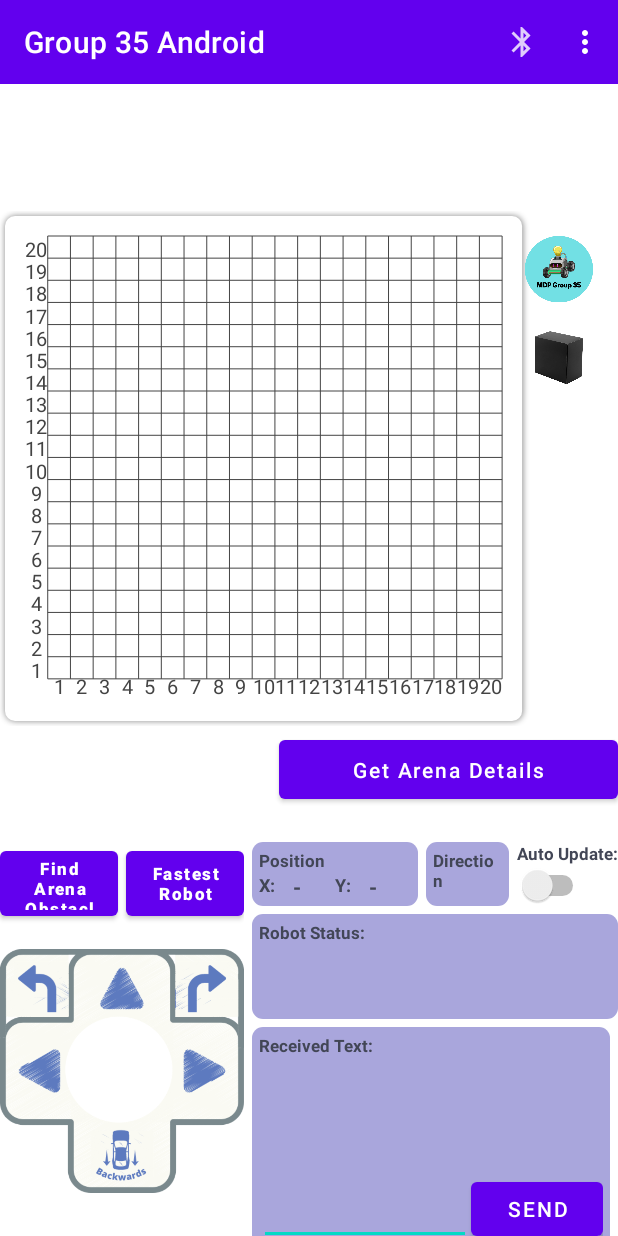
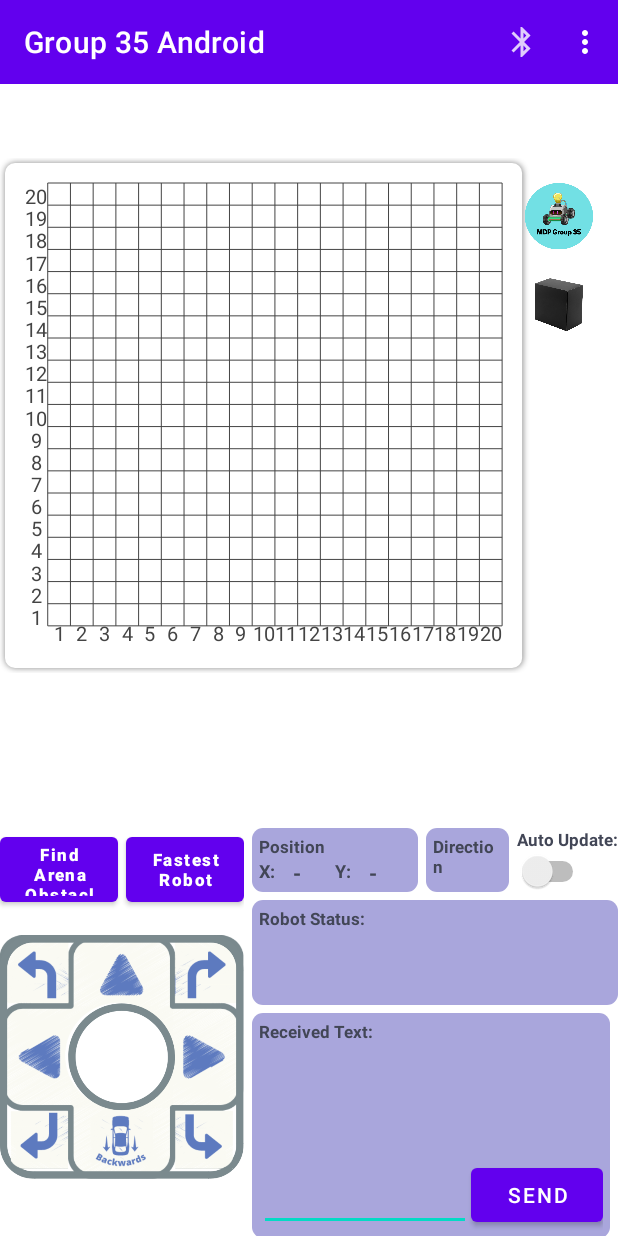
Before and after one commit to zijian99/CZ3004_AndroidApp, an Android app: the screen it shows after launch (MainActivity), on a phone screen of 412 x 824 dp. Run offline under Robolectric (Android 15) with nearby library versions, the phone set to English and light mode, and no system bars.

Commit message:
added reverse hard right/left

```diff
--- a/app/src/main/java/com/example/ntugroup35/Bluetooth/BluetoothFragment.java
+++ b/app/src/main/java/com/example/ntugroup35/Bluetooth/BluetoothFragment.java
@@ -61,7 +61,9 @@ public class BluetoothFragment extends Fragment {
     private ListView mConversationView;
     private EditText mOutEditText;
     private Button mSendButton;
+    public BluetoothFragment(){
 
+    }
     /**
      * Name of the connected device
      */
@@ -331,6 +333,7 @@ public class BluetoothFragment extends Fragment {
     /**
      * The Handler that gets information back from the BluetoothService
      */
+    @SuppressLint("HandlerLeak")
     private final Handler mHandler = new Handler() {
         @Override
         public void handleMessage(Message msg) {
@@ -505,6 +508,10 @@ public class BluetoothFragment extends Fragment {
                 ensureDiscoverable();
                 return true;
             }
+            case R.id.manual:{
+                sendMsg("sendArena");
+                return true;
+            }
         }
         return false;
     }
--- a/app/src/main/java/com/example/ntugroup35/MainActivity.java
+++ b/app/src/main/java/com/example/ntugroup35/MainActivity.java
@@ -1,7 +1,13 @@
 package com.example.ntugroup35;
 
 import androidx.appcompat.app.AppCompatActivity;
+
+import android.Manifest;
+import android.annotation.SuppressLint;
+import android.bluetooth.BluetoothAdapter;
 import android.content.Context;
+import android.content.Intent;
+import android.content.pm.PackageManager;
 import android.hardware.Sensor;
 import android.hardware.SensorManager;
 import android.os.Bundle;
@@ -9,6 +15,7 @@ import android.util.Log;
 import android.view.Gravity;
 import android.view.LayoutInflater;
 import android.view.Menu;
+import android.view.MenuItem;
 import android.view.MotionEvent;
 import android.view.View;
 import android.view.WindowManager;
@@ -18,11 +25,15 @@ import android.widget.LinearLayout;
 import android.widget.PopupWindow;
 import android.widget.Switch;
 import android.widget.TextView;
+
+import androidx.core.app.ActivityCompat;
+import androidx.core.content.ContextCompat;
 import androidx.fragment.app.FragmentTransaction;
 import androidx.lifecycle.MutableLiveData;
 import androidx.lifecycle.Observer;
 
 import com.example.ntugroup35.Bluetooth.BluetoothFragment;
+import com.example.ntugroup35.Bluetooth.DeviceList;
 
 public class MainActivity extends AppCompatActivity {
     /**
@@ -74,17 +85,25 @@ public class MainActivity extends AppCompatActivity {
      * Sensor Manager for tilting
      */
     private SensorManager sensorManager;
+    private final int LOCATION_PERMISSION_REQUEST = 101;
+    // Intent request codes from device list activity
+    private static final int REQUEST_CONNECT_DEVICE_SECURE = 1;
+    private static final int REQUEST_CONNECT_DEVICE_INSECURE = 2;
+    private static final int REQUEST_ENABLE_BT = 3;
 
+    private BluetoothAdapter mBluetoothAdapter = null;
 
     @Override
     protected void onCreate(Bundle savedInstanceState) {
         super.onCreate(savedInstanceState);
         setContentView(R.layout.activity_main);
+        Bundle a= new Bundle();
 
 //        listen.setValue("Default");
 //        tilt = new Tilt(this);
 
         init();
+        mBluetoothAdapter = BluetoothAdapter.getDefaultAdapter();
         // Remove shadow of action bar
         getSupportActionBar().setElevation(0);
         // Set layout to shift up when soft keyboard is open
@@ -199,7 +218,7 @@ public class MainActivity extends AppCompatActivity {
                 robot.moveRobotTurnLeft();
                 mazeGrid.invalidate();
                 String navigation = null;
-                navigation = "STM,D";
+                navigation = "STM,A";
                 outgoingMessage(navigation);
                 robot.setStatus("Turn Left");
                 textRobotStatus.setText(robot.getStatus());
@@ -224,7 +243,7 @@ public class MainActivity extends AppCompatActivity {
                 robot.moveRobotTurnRight();
                 mazeGrid.invalidate();
                 String navigation = null;
-                navigation = "STM,A";
+                navigation = "STM,D";
                 outgoingMessage(navigation);
                 robot.setStatus("Turn Right");
                 textRobotStatus.setText(robot.getStatus());
@@ -291,12 +310,62 @@ public class MainActivity extends AppCompatActivity {
                 }
             }
         });
-        findViewById(R.id.manual).setOnClickListener(new View.OnClickListener() {
+        // Hard right
+        findViewById(R.id.btnHardRightReverse).setOnClickListener(new View.OnClickListener() {
             @Override
             public void onClick(View view) {
-                outgoingMessage("sendArena");
-            }
-        });
+                robot.moveRobotHardRightReverse();
+//                robot.moveRobotHardRight();
+                mazeGrid.invalidate();
+//                String navigation = null;
+//                navigation = "STM,E";
+//                outgoingMessage(navigation);
+                robot.setStatus("Hard Right Reverse");
+                textRobotStatus.setText(robot.getStatus());
+                //Toast.makeText(MainActivity.this, "Hard Right",
+                //      Toast.LENGTH_SHORT).show();
+//                if (robot.getX() != -1 && robot.getY() != -1){
+//                    textX.setText(String.valueOf(robot.getX()));
+//                    textY.setText(String.valueOf(robot.getY()));
+//                    textDirection.setText(String.valueOf(robot.getDirection()));
+//                }else{
+//                    textX.setText("-");
+//                    textY.setText("-");
+//                    textDirection.setText("-");
+//                }
+//            }
+        }});
+        // Hard right
+        findViewById(R.id.btnHardLeftReverse).setOnClickListener(new View.OnClickListener() {
+            @Override
+            public void onClick(View view) {
+                robot.moveRobotHardLeftReverse();
+//                robot.moveRobotHardRight();
+                mazeGrid.invalidate();
+//                String navigation = null;
+//                navigation = "STM,E";
+//                outgoingMessage(navigation);
+                robot.setStatus("Hard Left Reverse");
+                textRobotStatus.setText(robot.getStatus());
+                //Toast.makeText(MainActivity.this, "Hard Right",
+                //      Toast.LENGTH_SHORT).show();
+//                if (robot.getX() != -1 && robot.getY() != -1){
+//                    textX.setText(String.valueOf(robot.getX()));
+//                    textY.setText(String.valueOf(robot.getY()));
+//                    textDirection.setText(String.valueOf(robot.getDirection()));
+//                }else{
+//                    textX.setText("-");
+//                    textY.setText("-");
+//                    textDirection.setText("-");
+//                }
+//            }
+            }});
+//        findViewById(R.id.manual).setOnClickListener(new View.OnClickListener() {
+//            @Override
+//            public void onClick(View view) {
+//                outgoingMessage("sendArena");
+//            }
+//        });
 
         Switch s = (Switch) findViewById(R.id.autoUpdateSwitch);
 //        sensorManager = (SensorManager) getSystemService(AppCompatActivity.SENSOR_SERVICE);
@@ -543,6 +612,12 @@ public class MainActivity extends AppCompatActivity {
     }
 
     @Override
+    protected void onDestroy() {
+        super.onDestroy();
+
+    }
+
+    @Override
     protected void onResume() {
         super.onResume();
         //gyroscope.register();
@@ -554,10 +629,6 @@ public class MainActivity extends AppCompatActivity {
         //tilt.unregister();
     }
 
-    @Override
-    public boolean onCreateOptionsMenu(Menu menu) {
-        getMenuInflater().inflate(R.menu.main, menu);
-        return true;
-    }
+
 
 }
--- a/app/src/main/java/com/example/ntugroup35/MazeGrid.java
+++ b/app/src/main/java/com/example/ntugroup35/MazeGrid.java
@@ -75,6 +75,7 @@ public class MazeGrid extends View {
      */
     public MazeGrid(Context context, AttributeSet attrs){
         super(context, attrs);
+        //setup all the color attribute
         whitePaint.setColor(Color.WHITE);
         whitePaint.setShadowLayer(border, 0, 0, Color.GRAY);
         grayPaint.setColor(Color.DKGRAY);
--- a/app/src/main/res/layout/activity_main.xml
+++ b/app/src/main/res/layout/activity_main.xml
@@ -9,43 +9,11 @@
     android:orientation="vertical">
 
     <LinearLayout
-        android:id="@+id/background"
-        android:layout_width="match_parent"
-        android:layout_height="match_parent"
-        android:orientation="vertical">
-
-        <LinearLayout
-            android:layout_width="match_parent"
-            android:layout_height="0dp"
-            android:layout_weight="1">
-
-        </LinearLayout>
-
-        <LinearLayout
-            android:layout_width="match_parent"
-            android:layout_height="0dp"
-            android:layout_weight="1">
-
-        </LinearLayout>
-
-    </LinearLayout>
-
-    <LinearLayout
         android:id="@+id/ui"
         android:layout_width="match_parent"
         android:layout_height="match_parent"
         app:layout_constraintBottom_toBottomOf="@id/constraintLayout"
         android:orientation="vertical">
-
-        <TextView
-            android:id="@+id/textArena"
-            android:layout_width="match_parent"
-            android:layout_height="wrap_content"
-            android:text="@string/arena"
-            android:textSize="20sp"
-            android:textColor="@color/white"
-            android:textStyle="bold"
-            android:gravity="center" />
 
         <androidx.constraintlayout.widget.ConstraintLayout
             android:layout_width="match_parent"
@@ -59,18 +27,9 @@
                 app:layout_constraintBottom_toBottomOf="parent"
                 app:layout_constraintDimensionRatio="1.2:1"
                 app:layout_constraintStart_toStartOf="parent"
-                app:layout_constraintTop_toTopOf="parent" />
+                app:layout_constraintTop_toTopOf="parent"
+                app:layout_constraintVertical_bias="0.37" />
 
-            <Button
-                android:id="@+id/manual"
-                android:layout_width="226dp"
-                android:layout_height="51dp"
-                android:text="Get Arena Details"
-                android:textAllCaps="false"
-                app:layout_constraintBottom_toBottomOf="@id/maze"
-                app:layout_constraintEnd_toEndOf="parent"
-
-                app:layout_constraintTop_toBottomOf="parent" />
 
         </androidx.constraintlayout.widget.ConstraintLayout>
 
@@ -194,14 +153,34 @@
                             android:layout_marginRight="10dp"
                             android:stateListAnimator="@null" />
 
+                        <Button
+                            android:id="@+id/btnHardRightReverse"
+                            android:layout_width="50dp"
+                            android:layout_height="45dp"
+                            android:layout_alignParentEnd="true"
+                            android:layout_marginTop="180dp"
+                            android:layout_marginRight="10dp"
+                            android:layout_marginBottom="100dp"
+                            android:stateListAnimator="@null" />
+
+                        <Button
+                            android:id="@+id/btnHardLeftReverse"
+                            android:layout_width="36dp"
+                            android:layout_height="wrap_content"
+                            android:layout_alignParentStart="true"
+                            android:layout_marginStart="14dp"
+                            android:layout_marginTop="180dp"
+                            android:layout_marginRight="10dp"
+                            android:layout_marginBottom="100dp"
+                            android:stateListAnimator="@null" />
                         <ImageView
                             android:id="@+id/iv_dpad"
                             android:layout_width="220dp"
                             android:layout_height="220dp"
                             android:layout_centerInParent="true"
                             android:contentDescription="TODO"
-                            android:src="@drawable/dpad__group35"
-                            app:srcCompat="@drawable/dpad__group35" />
+                            android:src="@drawable/dpad_35"
+                            app:srcCompat="@drawable/dpad_35" />
 
                     </RelativeLayout>
 
--- a/app/src/main/res/menu/main_menu.xml
+++ b/app/src/main/res/menu/main_menu.xml
@@ -13,4 +13,8 @@
         android:id="@+id/discoverable"
         android:title="@string/discoverable"
         app:showAsAction="never" />
+    <item
+        android:id="@+id/manual"
+        android:title="Get Arena Details"
+        app:showAsAction="never" />
 </menu>
```
Also changed, not shown: app/src/main/java/com/example/ntugroup35/Robot.java (+80 -0 lines), app/src/main/res/drawable/dpad35.png (added), app/src/main/res/drawable/dpad_35.png (added).
